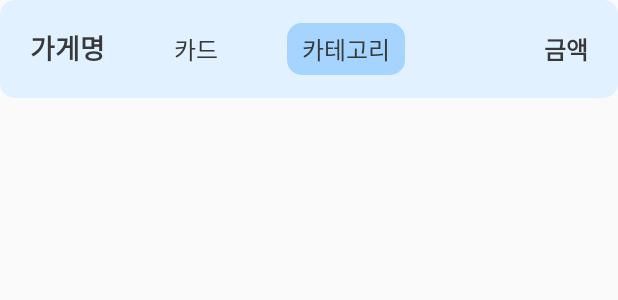
After one commit to Capstone-DonWorry/fe-DonWorry, an Android app: the layout recycler_amount_item.xml on its own in the app's theme, with its tools: preview values and no code run, on a phone screen of 412 x 824 dp. The commit adds this screen. Shown: the top 300 px of the screen. Run offline under Robolectric (Android 15) with nearby library versions, the phone set to English and light mode, and no system bars.

Commit message:
💄 Design:캘린더 리사이클러뷰 설정
리사이클러뷰 화면 구성

```diff
--- a/app/src/main/res/layout/fragment_calendar.xml
+++ b/app/src/main/res/layout/fragment_calendar.xml
@@ -129,7 +129,7 @@
     <com.prolificinteractive.materialcalendarview.MaterialCalendarView
         android:id="@+id/calendarView"
         android:layout_width="match_parent"
-        android:layout_height="400dp"
+        android:layout_height="wrap_content"
         android:theme="@style/CalendarViewCustom"
         app:mcv_selectionColor="@color/black"
         app:mcv_showOtherDates="all"
@@ -138,7 +138,8 @@
 
     <FrameLayout
         android:layout_width="match_parent"
-        android:layout_height="match_parent">
+        android:layout_height="match_parent"
+        android:layout_marginTop="10dp">
 
         <Button
             android:id="@+id/ButtonAdd"
@@ -150,13 +151,10 @@
             android:layout_marginRight="10dp"
             android:layout_marginBottom="10dp"/>
 
-        <ListView
-            android:id="@+id/ListView"
+        <androidx.recyclerview.widget.RecyclerView
+            android:id="@+id/RecyclerView"
             android:layout_width="match_parent"
-            android:layout_height="wrap_content">
-
-
-        </ListView>
+            android:layout_height="match_parent"/>
 
     </FrameLayout>
 
--- /dev/null
+++ b/app/src/main/res/layout/recycler_amount_item.xml
@@ -0,0 +1,55 @@
+<?xml version="1.0" encoding="utf-8"?>
+<LinearLayout xmlns:android="http://schemas.android.com/apk/res/android"
+    android:orientation="horizontal"
+    android:layout_width="match_parent"
+    android:layout_height="wrap_content"
+    android:background="@drawable/round_shape_sky_blue"
+    android:paddingTop="15dp"
+    android:paddingBottom="15dp"
+    android:paddingLeft="20dp"
+    android:paddingRight="20dp">
+
+    <TextView
+        android:id="@+id/ItemName"
+        android:layout_width="wrap_content"
+        android:layout_height="wrap_content"
+        android:text="가게명"
+        android:textColor="@color/black_gray"
+        android:textStyle="bold"
+        android:textSize="18sp"
+        android:layout_weight="1"/>
+
+    <TextView
+        android:id="@+id/ItemCard"
+        android:layout_width="wrap_content"
+        android:layout_height="wrap_content"
+        android:text="카드"
+        android:textColor="@color/black_gray"
+        android:textSize="16sp"
+        android:layout_weight="1"/>
+
+    <TextView
+        android:id="@+id/ItemCategory"
+        android:layout_width="wrap_content"
+        android:layout_height="wrap_content"
+        android:text="카테고리"
+        android:textColor="@color/black_gray"
+        android:textSize="16sp"
+        android:background="@drawable/round_shape_mid_blue"
+        android:paddingTop="5dp"
+        android:paddingBottom="5dp"
+        android:paddingLeft="10dp"
+        android:paddingRight="10dp"/>
+
+    <TextView
+        android:id="@+id/ItemAmount"
+        android:layout_width="wrap_content"
+        android:layout_height="wrap_content"
+        android:text="금액"
+        android:textColor="@color/black_gray"
+        android:textStyle="bold"
+        android:textSize="16sp"
+        android:layout_weight="2"
+        android:gravity="right"/>
+
+</LinearLayout>
```
